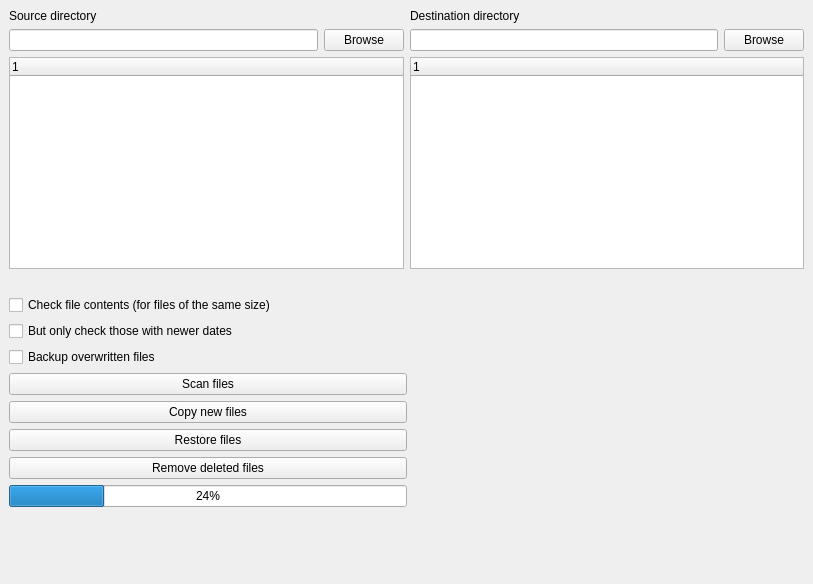
Qt form qtui/main.ui (hvm2hvm/backuptool) before a commit.
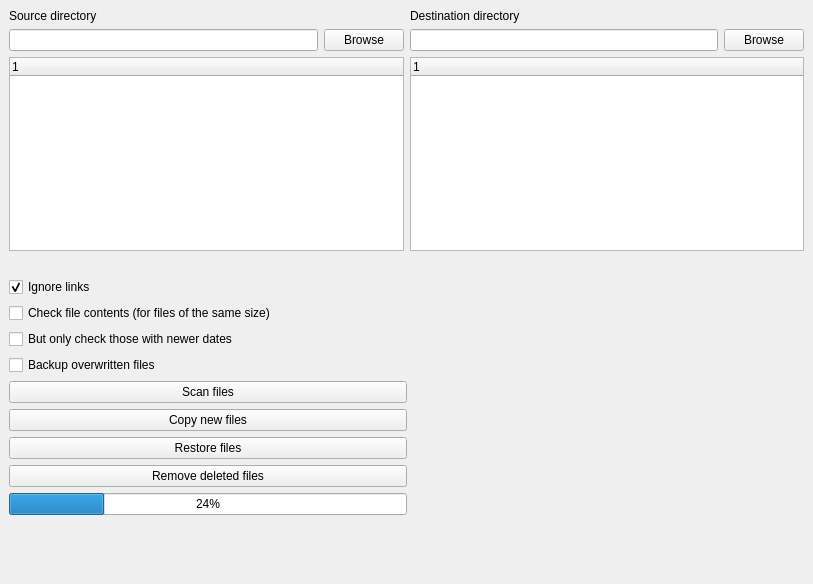
The same form after that commit.

Commit message: option to ignore links

Patch:
```diff
--- a/qtui/main.ui
+++ b/qtui/main.ui
@@ -108,6 +108,16 @@
      <layout class="QHBoxLayout" name="horizontalLayout_2">
       <item>
        <layout class="QVBoxLayout" name="verticalLayout_2">
+        <item>
+         <widget class="QCheckBox" name="ignore_links">
+          <property name="text">
+           <string>Ignore links</string>
+          </property>
+          <property name="checked">
+           <bool>true</bool>
+          </property>
+         </widget>
+        </item>
         <item>
          <widget class="QCheckBox" name="check_file_contents">
           <property name="text">
```
The commit also changes 1 other file.
